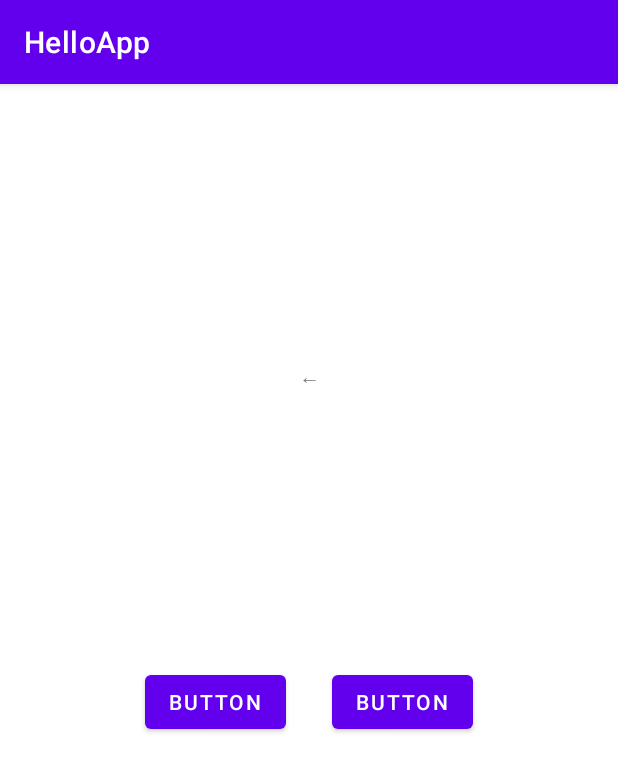
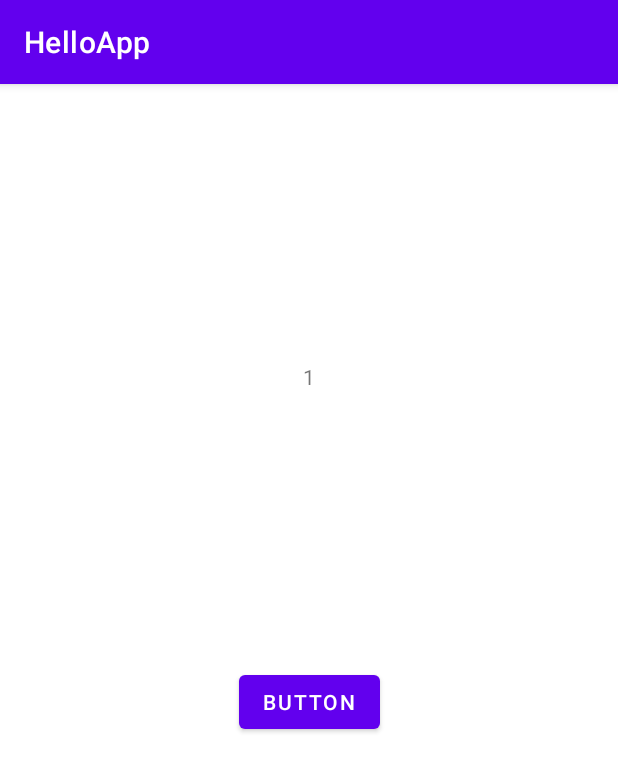
Before and after one commit to ECHO-SUNX/HelloApp, an Android app: the MainActivity screen opened directly, with no data from a screen before it, after a tap on "BUTTON", on a phone screen of 412 x 824 dp. Shown: the top 772 px of the screen. Run offline under Robolectric (Android 15) with nearby library versions, the phone set to English and light mode, and no system bars; our stand-ins replace data binding.

Commit message:
databind demo

```diff
--- a/app/build.gradle
+++ b/app/build.gradle
@@ -12,8 +12,10 @@ android {
         targetSdkVersion 30
         versionCode 1
         versionName "1.0"
-
         testInstrumentationRunner "androidx.test.runner.AndroidJUnitRunner"
+        dataBinding{
+            enabled true
+        }
     }
 
     buildTypes {
--- a/app/src/main/java/com/example/helloapp/MainActivity.java
+++ b/app/src/main/java/com/example/helloapp/MainActivity.java
@@ -2,6 +2,8 @@ package com.example.helloapp;
 
 import androidx.annotation.NonNull;
 import androidx.appcompat.app.AppCompatActivity;
+import androidx.databinding.DataBindingUtil;
+import androidx.lifecycle.ViewModelProvider;
 
 import android.os.Bundle;
 import android.util.Log;
@@ -9,44 +11,26 @@ import android.view.View;
 import android.widget.Button;
 import android.widget.TextView;
 
+import com.example.helloapp.databinding.ActivityMainBinding;
+import com.example.helloapp.viewmodel.MyViewModel;
+
 public class MainActivity extends AppCompatActivity {
 
-    TextView textView;
-    Button buttonL,buttonR;
-
     private static String LOG_TAG="mylog";
-
+    MyViewModel myViewModel;
+    ActivityMainBinding binding;
     @Override
     protected void onCreate(Bundle savedInstanceState) {
         super.onCreate(savedInstanceState);
         Log.d(LOG_TAG,"onCreate...");
-        setContentView(R.layout.activity_main);
-        textView = findViewById(R.id.textView);
-        buttonL = findViewById(R.id.button);
-        buttonR = findViewById(R.id.button2);
-
-        if (savedInstanceState!=null){
-            String butStr = savedInstanceState.getString("butStr");
-            if (butStr!=null){
-                textView.setText(butStr);
-            }
-        }else{
-            textView.setText("hello world");
-        }
-
-        buttonL.setOnClickListener(v->{
-            textView.setText("←");
-        });
-
-        buttonR.setOnClickListener(v -> {
-            textView.setText("→");
-        });
+        binding = DataBindingUtil.setContentView(this,R.layout.activity_main);
+        //viewModel 获取方式随着api更新做出调整
+        myViewModel = new ViewModelProvider(
+                this,
+                ViewModelProvider.AndroidViewModelFactory.getInstance(this.getApplication())
+        ).get(MyViewModel.class);
+        binding.setVm(myViewModel);
+        binding.setLifecycleOwner(this);
     }
 
-    @Override
-    protected void onSaveInstanceState(@NonNull Bundle outState) {
-        super.onSaveInstanceState(outState);
-        outState.putString("butStr",textView.getText().toString());
-
-    }
 }
--- /dev/null
+++ b/app/src/main/java/com/example/helloapp/viewmodel/MyViewModel.java
@@ -0,0 +1,21 @@
+package com.example.helloapp.viewmodel;
+
+import androidx.lifecycle.MutableLiveData;
+import androidx.lifecycle.ViewModel;
+
+public class MyViewModel extends ViewModel {
+
+    private MutableLiveData<Integer> number;
+
+    public MutableLiveData<Integer> getNumber() {
+        if (number==null){
+            number = new MutableLiveData<>();
+            number.setValue(0);
+        }
+        return number;
+    }
+
+    public void add(){
+        number.setValue(number.getValue()+1);
+    }
+}
--- a/app/src/main/res/layout/activity_main.xml
+++ b/app/src/main/res/layout/activity_main.xml
@@ -1,7 +1,15 @@
 <?xml version="1.0" encoding="utf-8"?>
-<androidx.constraintlayout.widget.ConstraintLayout xmlns:android="http://schemas.android.com/apk/res/android"
+<layout xmlns:android="http://schemas.android.com/apk/res/android"
     xmlns:app="http://schemas.android.com/apk/res-auto"
-    xmlns:tools="http://schemas.android.com/tools"
+    xmlns:tools="http://schemas.android.com/tools">
+
+    <data>
+        <variable
+            name="vm"
+            type="com.example.helloapp.viewmodel.MyViewModel" />
+    </data>
+
+    <androidx.constraintlayout.widget.ConstraintLayout
         android:layout_width="match_parent"
         android:layout_height="match_parent"
         tools:context=".MainActivity">
@@ -11,7 +19,7 @@
             android:layout_width="wrap_content"
             android:layout_height="wrap_content"
             android:layout_marginBottom="104dp"
-        android:text="TextView"
+            android:text="@{String.valueOf(vm.number)}"
             app:layout_constraintBottom_toTopOf="@+id/guideline2"
             app:layout_constraintEnd_toStartOf="@+id/guideline8"
             app:layout_constraintStart_toStartOf="@+id/guideline3" />
@@ -20,24 +28,14 @@
             android:id="@+id/button"
             android:layout_width="wrap_content"
             android:layout_height="wrap_content"
-        android:layout_marginStart="20dp"
             android:layout_marginTop="68dp"
             android:text="Button"
+            android:onClick="@{()->vm.add()}"
             app:layout_constraintBottom_toTopOf="@+id/guideline7"
+            app:layout_constraintEnd_toStartOf="@+id/guideline8"
             app:layout_constraintStart_toStartOf="@+id/guideline3"
             app:layout_constraintTop_toTopOf="@+id/guideline2"
             app:layout_constraintVertical_bias="0.098" />
-
-    <Button
-        android:id="@+id/button2"
-        android:layout_width="wrap_content"
-        android:layout_height="wrap_content"
-        android:layout_marginEnd="20dp"
-        android:text="Button"
-        app:layout_constraintBottom_toBottomOf="@+id/button"
-        app:layout_constraintEnd_toStartOf="@+id/guideline8"
-        app:layout_constraintTop_toTopOf="@+id/button"
-        app:layout_constraintVertical_bias="0.0" />
 
         <androidx.constraintlayout.widget.Guideline
             android:id="@+id/guideline2"
@@ -68,3 +66,4 @@
             app:layout_constraintGuide_end="77dp" />
 
     </androidx.constraintlayout.widget.ConstraintLayout>
+</layout>
```
Lines whose indentation alone changed are shown as unchanged.
